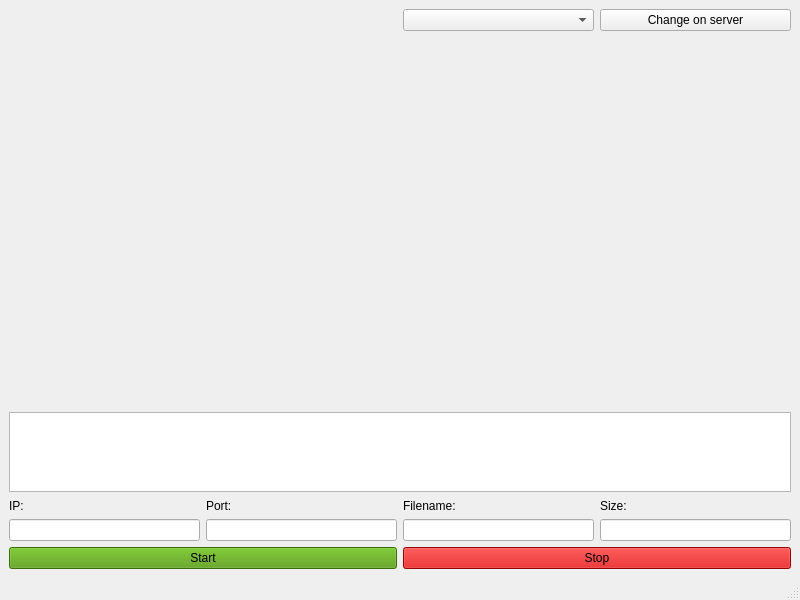
The window that User Interfaces/gui_for_client.ui (anisimovih/TCP-channel-bandwidth-meter) describes before a commit, drawn with Qt 5.
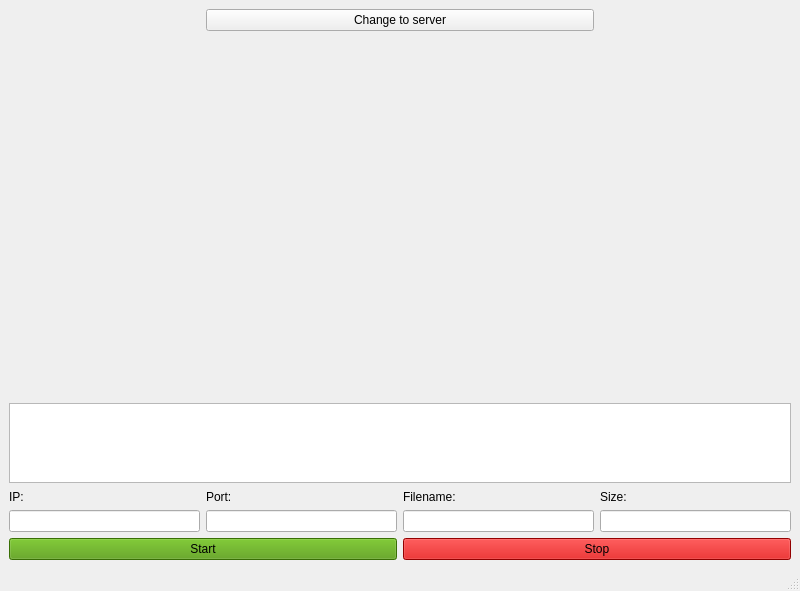
The same window after the commit.

Commit message: added server part

```diff
--- a/User Interfaces/gui_for_client.ui
+++ b/User Interfaces/gui_for_client.ui
@@ -7,7 +7,7 @@
     <x>0</x>
     <y>0</y>
     <width>800</width>
-    <height>600</height>
+    <height>591</height>
    </rect>
   </property>
   <property name="windowTitle">
@@ -17,6 +17,9 @@
    <layout class="QHBoxLayout" name="horizontalLayout">
     <item>
      <layout class="QGridLayout" name="gridLayout">
+      <property name="verticalSpacing">
+       <number>6</number>
+      </property>
       <item row="5" column="0" colspan="2">
        <widget class="QPushButton" name="start_button">
         <property name="styleSheet">
@@ -114,16 +117,19 @@
       <item row="4" column="3">
        <widget class="QLineEdit" name="entered_size"/>
       </item>
-      <item row="0" column="3">
-       <widget class="QPushButton" name="pushButton">
+      <item row="0" column="1" colspan="2">
+       <widget class="QPushButton" name="change_to_server_button">
+        <property name="maximumSize">
+         <size>
+          <width>400</width>
+          <height>16777215</height>
+         </size>
+        </property>
         <property name="text">
-         <string>Change on server</string>
+         <string>Change to server</string>
         </property>
        </widget>
       </item>
-      <item row="0" column="2">
-       <widget class="QComboBox" name="cleint_server_choice"/>
-      </item>
      </layout>
     </item>
    </layout>
```
The commit also changes 8 other files.
